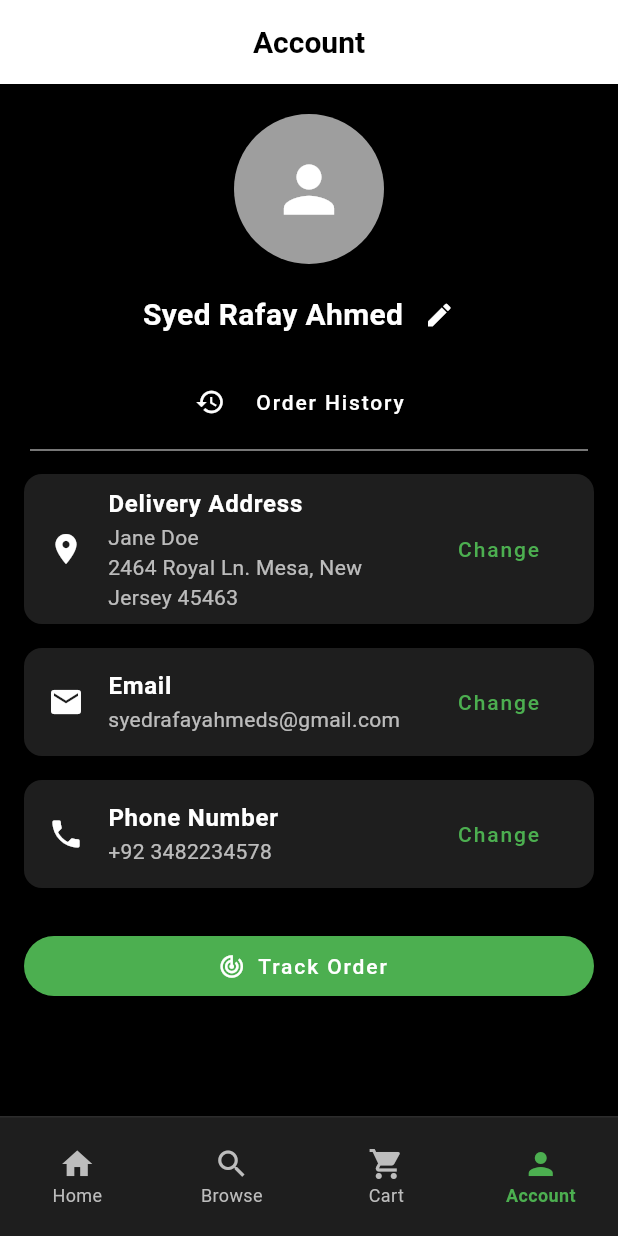
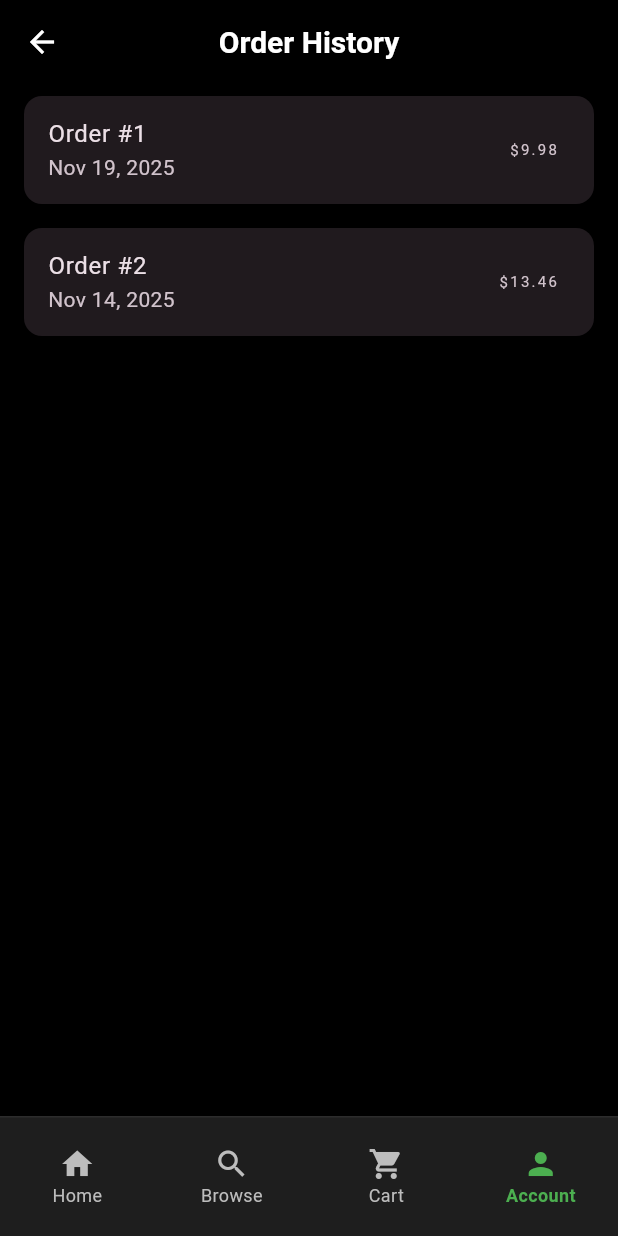
Before and after one commit to yaxsq/cs7-hci, a Flutter app: the AccountPage screen opened by its route, after a tap on "Order History", on a phone screen of 412 x 824 dp. Run offline on Flutter 3.47's test engine with Material 3 defaults, Android fonts, the light colour scheme and no system bars; our stand-ins replace cached_network_image, go_router; network calls fail.

Commit message:
fixed issues, now app is fully functional

```diff
--- a/lib/src/core/router/app_router.dart
+++ b/lib/src/core/router/app_router.dart
@@ -7,6 +7,7 @@ import 'package:hci_app/src/features/checkout/screens/checkout_page.dart';
 import 'package:hci_app/src/features/delivery_tracking/screens/delivery_tracking_page.dart';
 import 'package:hci_app/src/features/item_listing/screens/item_listing_page.dart';
 import 'package:hci_app/src/features/landing/screens/landing_page.dart';
+import 'package:hci_app/src/features/order_history/screens/order_history_page.dart';
 import 'package:hci_app/src/features/search/screens/search_page.dart';
 import 'package:hci_app/src/features/shell/screens/shell_page.dart';
 
@@ -35,6 +36,10 @@ final GoRouter router = GoRouter(
           ],
         ),
         GoRoute(
+          path: '/categories',
+          redirect: (_, __) => '/categories/All',
+        ),
+        GoRoute(
           path: '/categories/:category',
           builder: (context, state) => CategoriesPage(
             category: state.pathParameters['category']!,
@@ -45,9 +50,14 @@ final GoRouter router = GoRouter(
           builder: (context, state) => const CartPage(),
         ),
         GoRoute(
-          path: '/account',
-          builder: (context, state) => const AccountPage(),
-        ),
+            path: '/account',
+            builder: (context, state) => const AccountPage(),
+            routes: [
+              GoRoute(
+                path: 'order-history',
+                builder: (context, state) => const OrderHistoryPage(),
+              ),
+            ]),
         GoRoute(
           path: '/search',
           builder: (context, state) => const SearchPage(),
--- a/lib/src/core/theme/app_theme.dart
+++ b/lib/src/core/theme/app_theme.dart
@@ -2,7 +2,7 @@ import 'package:flutter/material.dart';
 
 class AppTheme {
   static ThemeData lightTheme = ThemeData(
-    brightness: Brightness.light,
+    brightness: Brightness.dark,
     primaryColor: const Color(0xFF5B0060), // Deep Purple, assuming a primary brand color
     colorScheme: ColorScheme.fromSeed(
       seedColor: const Color(0xFF5B0060), // Deep Purple
@@ -10,19 +10,20 @@ class AppTheme {
       secondary: const Color(0xFFFFA000), // Amber, as a secondary accent
       tertiary: const Color(0xFF4CAF50), // Green, for success/add actions
       error: Colors.red,
+      brightness: Brightness.dark,
     ),
     appBarTheme: const AppBarTheme(
-      backgroundColor: Colors.white,
-      foregroundColor: Colors.black,
+      backgroundColor: Colors.black,
+      foregroundColor: Colors.white,
       elevation: 0,
       centerTitle: true,
       titleTextStyle: TextStyle(
-        color: Colors.black,
+        color: Colors.white,
         fontSize: 20,
         fontWeight: FontWeight.bold,
       ),
     ),
-    scaffoldBackgroundColor: Colors.white,
+    scaffoldBackgroundColor: Colors.black,
     fontFamily: 'Roboto', // Assuming a common font
     textTheme: const TextTheme(
       displayLarge: TextStyle(fontSize: 96, fontWeight: FontWeight.w300, letterSpacing: -1.5),
@@ -33,8 +34,8 @@ class AppTheme {
       titleLarge: TextStyle(fontSize: 20, fontWeight: FontWeight.w500, letterSpacing: 0.15),
       titleMedium: TextStyle(fontSize: 16, fontWeight: FontWeight.w400, letterSpacing: 0.15),
       titleSmall: TextStyle(fontSize: 14, fontWeight: FontWeight.w500, letterSpacing: 0.1),
-      bodyLarge: TextStyle(fontSize: 16, fontWeight: FontWeight.w400, letterSpacing: 0.5),
-      bodyMedium: TextStyle(fontSize: 14, fontWeight: FontWeight.w400, letterSpacing: 0.25),
+      bodyLarge: TextStyle(fontSize: 16, fontWeight: FontWeight.w400, letterSpacing: 0.5, color: Colors.white),
+      bodyMedium: TextStyle(fontSize: 14, fontWeight: FontWeight.w400, letterSpacing: 0.25, color: Colors.white),
       labelLarge: TextStyle(fontSize: 14, fontWeight: FontWeight.w500, letterSpacing: 1.25),
       bodySmall: TextStyle(fontSize: 12, fontWeight: FontWeight.w400, letterSpacing: 0.4),
       labelSmall: TextStyle(fontSize: 10, fontWeight: FontWeight.w400, letterSpacing: 1.5),
--- a/lib/src/core/widgets/product_card.dart
+++ b/lib/src/core/widgets/product_card.dart
@@ -60,6 +60,7 @@ class ProductCard extends StatelessWidget {
               Expanded(
                 child: Padding(
                   padding: const EdgeInsets.all(8.0),
+                  child: SingleChildScrollView(
                     child: Column(
                       crossAxisAlignment: CrossAxisAlignment.start,
                       mainAxisAlignment: MainAxisAlignment.spaceBetween,
@@ -151,6 +152,7 @@ class ProductCard extends StatelessWidget {
                     ),
                   ),
                 ),
+              ),
             ],
           ),
         ),
--- a/lib/src/features/account/screens/account_page.dart
+++ b/lib/src/features/account/screens/account_page.dart
@@ -1,4 +1,5 @@
 import 'package:flutter/material.dart';
+import 'package:go_router/go_router.dart';
 import 'package:hci_app/src/features/delivery_tracking/screens/delivery_tracking_page.dart';
 
 class AccountPage extends StatelessWidget {
@@ -42,7 +43,7 @@ class AccountPage extends StatelessWidget {
               const Icon(Icons.history, color: Colors.white, size: 20),
               const SizedBox(width: 8),
               TextButton(
-                onPressed: () {},
+                onPressed: () => GoRouter.of(context).go('/account/order-history'),
                 child: const Text('Order History', style: TextStyle(color: Colors.white)),
               ),
             ],
--- a/lib/src/features/cart/screens/cart_page.dart
+++ b/lib/src/features/cart/screens/cart_page.dart
@@ -64,7 +64,7 @@ class CartPage extends StatelessWidget {
                     const SizedBox(height: 16),
                     CustomButton(
                       text: 'Proceed to Checkout',
-                      onPressed: () {
+                      onPressed: cart.items.isEmpty ? null : () {
                         GoRouter.of(context).go('/checkout');
                       },
                       width: double.infinity,
--- /dev/null
+++ b/lib/src/features/models/dummy_orders.dart
@@ -0,0 +1,30 @@
+import 'package:hci_app/src/features/models/order_model.dart';
+import 'package:hci_app/src/features/models/product_model.dart';
+import 'package:hci_app/src/features/models/cart_item_model.dart';
+import 'package:hci_app/src/features/models/dummy_products.dart';
+
+final List<OrderModel> dummyOrders = [
+  OrderModel(
+    id: '1',
+    items: [
+      CartItem(product: dummyProducts[0], quantity: 2),
+      CartItem(product: dummyProducts[2], quantity: 1),
+    ],
+    totalPrice: (dummyProducts[0].price * 2) + dummyProducts[2].price,
+    orderDate: DateTime.now().subtract(const Duration(days: 5)),
+    deliveryAddress: '123 Main St, Anytown, USA',
+    paymentMethod: 'Credit Card',
+  ),
+  OrderModel(
+    id: '2',
+    items: [
+      CartItem(product: dummyProducts[1], quantity: 1),
+      CartItem(product: dummyProducts[3], quantity: 1),
+      CartItem(product: dummyProducts[4], quantity: 3),
+    ],
+    totalPrice: dummyProducts[1].price + dummyProducts[3].price + (dummyProducts[4].price * 3),
+    orderDate: DateTime.now().subtract(const Duration(days: 10)),
+    deliveryAddress: '456 Oak Ave, Sometown, USA',
+    paymentMethod: 'PayPal',
+  ),
+];
--- a/lib/src/features/models/order_history_model.dart
+++ b/lib/src/features/models/order_history_model.dart
@@ -1,13 +1,14 @@
 import 'package:flutter/foundation.dart';
 import 'package:hci_app/src/features/models/order_model.dart';
+import 'package:hci_app/src/features/models/dummy_orders.dart';
 
 class OrderHistoryModel extends ChangeNotifier {
-  final List<Order> _orders = [];
+  final List<OrderModel> _orders = dummyOrders;
 
-  List<Order> get orders => _orders;
+  List<OrderModel> get orders => _orders;
 
-  void addOrder(Order order) {
-    _orders.insert(0, order); // Add new orders to the beginning
+  void addOrder(OrderModel order) {
+    _orders.add(order);
     notifyListeners();
   }
 }
--- a/lib/src/features/models/order_model.dart
+++ b/lib/src/features/models/order_model.dart
@@ -1,21 +1,19 @@
 import 'package:hci_app/src/features/models/cart_item_model.dart';
 
-class Order {
+class OrderModel {
   final String id;
   final List<CartItem> items;
-  final double totalAmount;
+  final double totalPrice;
   final DateTime orderDate;
   final String deliveryAddress;
   final String paymentMethod;
-  final String status;
 
-  Order({
+  OrderModel({
     required this.id,
     required this.items,
-    required this.totalAmount,
+    required this.totalPrice,
     required this.orderDate,
     required this.deliveryAddress,
     required this.paymentMethod,
-    this.status = 'Pending',
   });
 }
--- /dev/null
+++ b/lib/src/features/order_history/screens/order_history_page.dart
@@ -0,0 +1,35 @@
+import 'package:flutter/material.dart';
+import 'package:intl/intl.dart';
+import 'package:provider/provider.dart';
+import 'package:hci_app/src/features/models/order_history_model.dart';
+
+class OrderHistoryPage extends StatelessWidget {
+  const OrderHistoryPage({super.key});
+
+  @override
+  Widget build(BuildContext context) {
+    return Consumer<OrderHistoryModel>(
+      builder: (context, orderHistory, child) {
+        return Scaffold(
+          appBar: AppBar(
+            title: const Text('Order History'),
+          ),
+          body: ListView.builder(
+            itemCount: orderHistory.orders.length,
+            itemBuilder: (context, index) {
+              final order = orderHistory.orders[index];
+              return Card(
+                margin: const EdgeInsets.symmetric(horizontal: 16.0, vertical: 8.0),
+                child: ListTile(
+                  title: Text('Order #${order.id}'),
+                  subtitle: Text(DateFormat.yMMMd().format(order.orderDate)),
+                  trailing: Text('\$${order.totalPrice.toStringAsFixed(2)}'),
+                ),
+              );
+            },
+          ),
+        );
+      },
+    );
+  }
+}
--- a/pubspec.yaml
+++ b/pubspec.yaml
@@ -35,6 +35,7 @@ dependencies:
   provider: ^6.0.0
   go_router: ^17.0.0
   uuid: ^4.5.2
+  intl: ^0.19.0
 
 dev_dependencies:
   flutter_test:
```
Also changed, not shown: lib/src/features/checkout/screens/checkout_page.dart (+32 -8 lines), pubspec.lock, 3 other files. Lines whose indentation alone changed are shown as unchanged.
